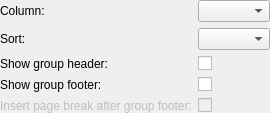
Above: src/wrtembed/KReportDetailGroupSectionDialog.ui from KDE/kreport before the change. Below: the same form after it.
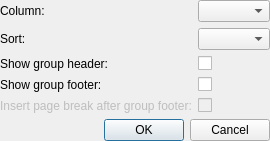
That is the form after the change.

Commit message:
Port the Group dialog widget.  Was missed from the Qt5 porting.
Summary: Make the group dialog work in Qt5

Test Plan: Build, open kreportexample and add/edit/remove group sections

Reviewers: staniek

Tags: #kreport

Maniphest Tasks: T6182

```diff
--- a/src/wrtembed/KReportDetailGroupSectionDialog.ui
+++ b/src/wrtembed/KReportDetailGroupSectionDialog.ui
@@ -19,6 +19,14 @@
  * License along with this library.  If not, see http://www.gnu.org/licenses/.</comment>
  <class>DetailGroupSectionDialog</class>
  <widget class="QWidget" name="DetailGroupSectionDialog">
+  <property name="geometry">
+   <rect>
+    <x>0</x>
+    <y>0</y>
+    <width>269</width>
+    <height>115</height>
+   </rect>
+  </property>
   <layout class="QFormLayout" name="formLayout">
    <property name="margin">
     <number>0</number>
@@ -105,6 +113,13 @@
      </property>
     </widget>
    </item>
+   <item row="5" column="0" colspan="2">
+    <widget class="QDialogButtonBox" name="buttonBox">
+     <property name="standardButtons">
+      <set>QDialogButtonBox::Cancel|QDialogButtonBox::Ok</set>
+     </property>
+    </widget>
+   </item>
   </layout>
  </widget>
  <resources/>
```
Left out of the diff: 31 changed lines with no effect on the pictures. The commit also changes 2 other files.
